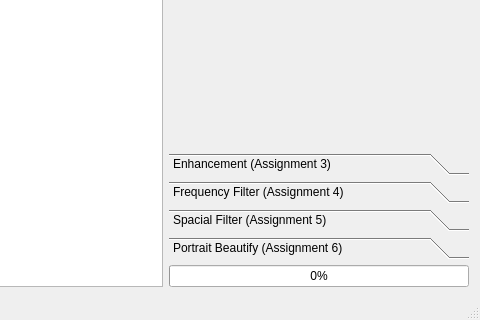
The window that mainwindow.ui (lizy14/hello-lenna) describes before a commit, drawn with Qt 5; both pictures show x 500 to 980 and y 450 to 770 of the 980 by 770 pixel window.
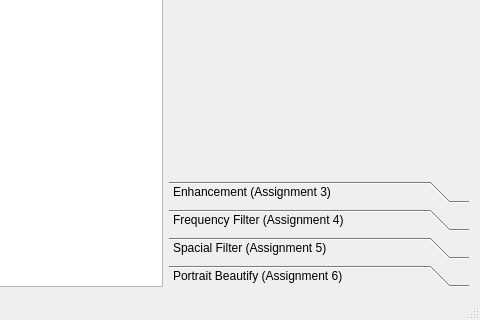
The same window after the commit.

Commit message: removal of progress bar

```diff
--- a/mainwindow.ui
+++ b/mainwindow.ui
@@ -395,13 +395,6 @@
           </property>
          </spacer>
         </item>
-        <item>
-         <widget class="QProgressBar" name="progressBar">
-          <property name="value">
-           <number>0</number>
-          </property>
-         </widget>
-        </item>
        </layout>
       </item>
      </layout>
```
The commit also changes 4 other files.
